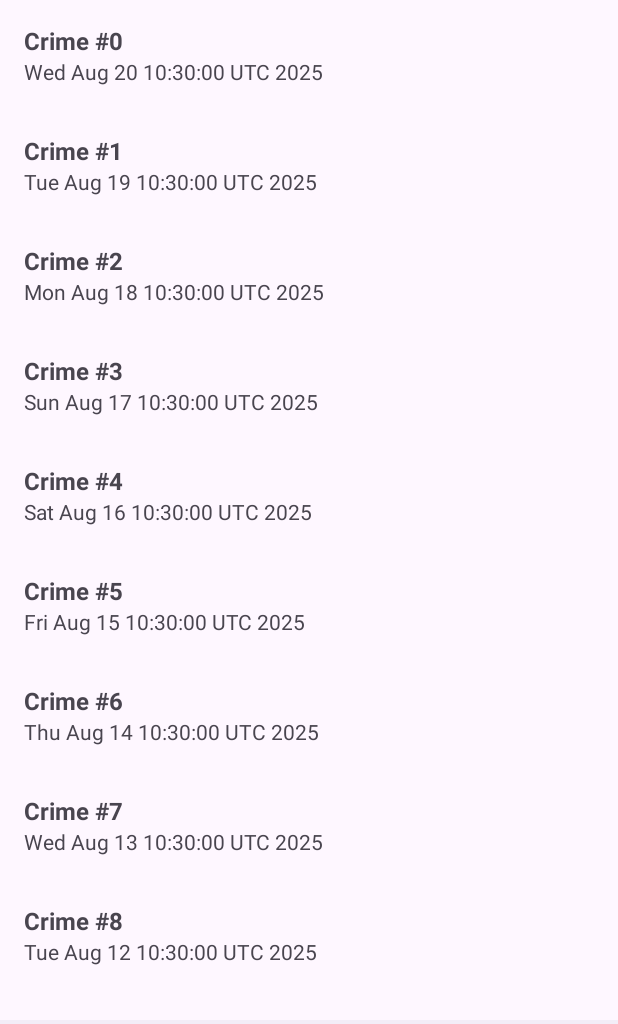
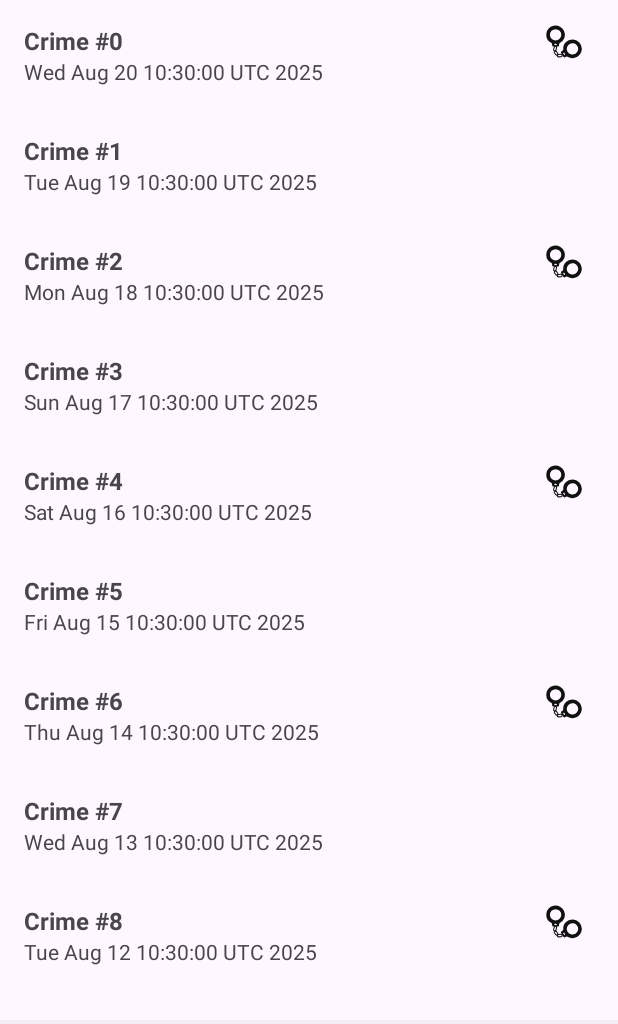
Before and after one commit to mjh096/CriminalIntent, an Android app: the screen it shows after launch (MainActivity), on a phone screen of 412 x 824 dp, the part 96-1120 px from its top. Run offline under Robolectric (Android 15) with nearby library versions, the phone set to English and light mode, and no system bars.

Commit message:
Week 4 - Added Is Solved Icon

```diff
--- a/app/src/main/java/com/example/criminalintent/CrimeListAdapter.kt
+++ b/app/src/main/java/com/example/criminalintent/CrimeListAdapter.kt
@@ -3,6 +3,7 @@ package com.example.criminalintent
 import android.view.LayoutInflater
 import android.view.View
 import android.view.ViewGroup
+import android.widget.ImageView
 import android.widget.TextView
 import androidx.recyclerview.widget.RecyclerView
 
@@ -14,10 +15,14 @@ class CrimeListAdapter(
     class CrimeHolder(itemView: View) : RecyclerView.ViewHolder(itemView) {
         private val titleText: TextView = itemView.findViewById(R.id.crime_title_text)
         private val dateText: TextView = itemView.findViewById(R.id.crime_date_text)
+        private val solvedIcon: ImageView = itemView.findViewById(R.id.crime_solved_icon)
 
         fun bind(crime: Crime, onCrimeClicked: (Crime) -> Unit) {
             titleText.text = crime.title
             dateText.text = crime.date.toString()
+
+            solvedIcon.visibility = if (crime.isSolved) View.VISIBLE else View.GONE
+
             itemView.setOnClickListener { onCrimeClicked(crime) }
         }
     }
--- /dev/null
+++ b/app/src/main/res/drawable/ic_solved.xml
@@ -0,0 +1,21 @@
+<vector xmlns:android="http://schemas.android.com/apk/res/android"
+    android:width="24dp"
+    android:height="24dp"
+    android:viewportWidth="24"
+    android:viewportHeight="24">
+  <path
+      android:pathData="M5.07,1.11A6.19,6.19 0,0 0,3.65 12.7a0.57,0.57 0,0 1,0.32 0.44l0.19,1.25a0.62,0.62 0,0 0,0.61 0.63,16.41 16.41,0 0,0 3.29,0 0.62,0.62 0,0 0,0.61 -0.63l0.18,-1.23a0.61,0.61 0,0 1,0.35 -0.47A6.2,6.2 0,0 0,5.07 1.11ZM7,14H6.51a0.49,0.49 0,0 1,-0.38 0.19,0.51 0.51,0 1,1 0.38,-0.83H7a0.33,0.33 0,0 1,0.32 0.32A0.32,0.32 0,0 1,7 14ZM6.4,11a3.79,3.79 0,1 1,3.79 -3.79A3.79,3.79 0,0 1,6.4 11Z"
+      android:fillColor="#111"/>
+  <path
+      android:pathData="M5.66,18.2l-0.21,-0.07a1,1 0,0 1,-0.69 -1.27l0.44,-1.5a1,1 0,0 1,1.27 -0.69l0.21,0.06A1,1 0,0 1,7.38 16l-0.44,1.5A1,1 0,0 1,5.66 18.2ZM6.27,15.33a0.33,0.33 0,0 0,-0.41 0.23l-0.44,1.5a0.33,0.33 0,0 0,0.22 0.41l0.22,0.06a0.33,0.33 0,0 0,0.41 -0.22l0.44,-1.5a0.33,0.33 0,0 0,-0.22 -0.41Z"
+      android:fillColor="#111"/>
+  <path
+      android:pathData="M7.9,20.72l-0.17,0.13a1,1 0,0 1,-1.44 -0.2L5.35,19.4A1,1 0,0 1,5.55 18l0.18,-0.14a1,1 0,0 1,1.43 0.2l0.94,1.25A1,1 0,0 1,7.9 20.72ZM6,18.52A0.34,0.34 0,0 0,5.9 19l0.94,1.24a0.34,0.34 0,0 0,0.47 0.07l0.18,-0.14a0.33,0.33 0,0 0,0.06 -0.46l-0.94,-1.25a0.33,0.33 0,0 0,-0.47 -0.06Z"
+      android:fillColor="#111"/>
+  <path
+      android:pathData="M11.12,20.79l0,0.22a1.07,1.07 0,0 1,-1 1.11l-1.7,0.14a1.08,1.08 0,0 1,-1.2 -0.93l0,-0.23a1.08,1.08 0,0 1,1 -1.11l1.71,-0.13A1.06,1.06 0,0 1,11.12 20.79ZM8,21.27a0.36,0.36 0,0 0,0.39 0.3l1.7,-0.14a0.36,0.36 0,0 0,0.34 -0.36l0,-0.22a0.35,0.35 0,0 0,-0.39 -0.3l-1.7,0.13A0.34,0.34 0,0 0,8 21Z"
+      android:fillColor="#111"/>
+  <path
+      android:pathData="M22.19,12.33A6.19,6.19 0,0 0,11.5 17a0.61,0.61 0,0 1,-0.21 0.51l-1,0.79a0.62,0.62 0,0 0,-0.24 0.84A16.5,16.5 0,0 0,11.75 22a0.61,0.61 0,0 0,0.85 0.2l1.15,-0.47a0.63,0.63 0,0 1,0.58 0.06,6.19 6.19,0 0,0 7.86,-9.45ZM12.13,20.55l-0.26,-0.43a0.49,0.49 0,0 1,-0.35 -0.23,0.51 0.51,0 0,1 0.17,-0.69 0.51,0.51 0,0 1,0.69 0.18,0.48 0.48,0 0,1 0,0.42l0.26,0.43a0.32,0.32 0,0 1,-0.12 0.44A0.31,0.31 0,0 1,12.13 20.55ZM14.4,18.5a3.79,3.79 0,1 1,5.19 1.33A3.79,3.79 0,0 1,14.4 18.5Z"
+      android:fillColor="#111"/>
+</vector>
--- a/app/src/main/res/layout/list_item_crime.xml
+++ b/app/src/main/res/layout/list_item_crime.xml
@@ -1,9 +1,14 @@
-<?xml version="1.0" encoding="utf-8"?>
 <LinearLayout xmlns:android="http://schemas.android.com/apk/res/android"
-    android:orientation="vertical"
+    android:orientation="horizontal"
     android:padding="16dp"
     android:layout_width="match_parent"
     android:layout_height="wrap_content">
+
+    <LinearLayout
+        android:orientation="vertical"
+        android:layout_width="0dp"
+        android:layout_height="wrap_content"
+        android:layout_weight="1">
 
         <TextView
             android:id="@+id/crime_title_text"
@@ -17,3 +22,13 @@
             android:layout_width="match_parent"
             android:layout_height="wrap_content"/>
     </LinearLayout>
+
+    <ImageView
+        android:id="@+id/crime_solved_icon"
+        android:layout_width="24dp"
+        android:layout_height="24dp"
+        android:contentDescription="@string/solved"
+        android:src="@drawable/ic_solved"
+        android:visibility="gone"
+        android:layout_marginEnd="8dp" />
+</LinearLayout>
```
Lines whose indentation alone changed are shown as unchanged.
